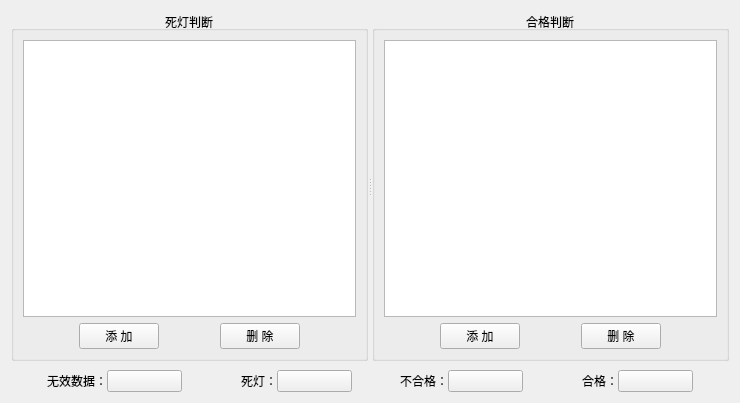
The window that HeGui/HQualityEditWidget.ui (hexianqi/QtCode) describes before a commit, drawn with Qt 5.
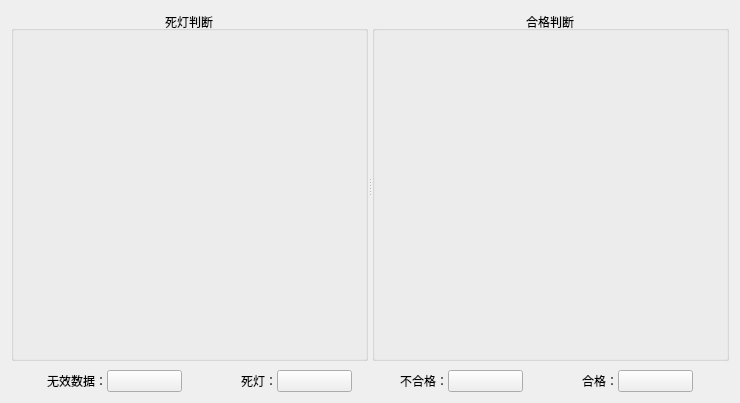
The same window after the commit. Custom widgets are drawn as their Qt base class.

Patch:
```diff
--- a/HeGui/HQualityEditWidget.ui
+++ b/HeGui/HQualityEditWidget.ui
@@ -29,96 +29,7 @@
       <property name="alignment">
        <set>Qt::AlignCenter</set>
       </property>
-      <layout class="QVBoxLayout" name="verticalLayout_2">
-       <item>
-        <widget class="HEntireTableWidget" name="tableWidget_11">
-         <property name="autoScroll">
-          <bool>false</bool>
-         </property>
-         <property name="alternatingRowColors">
-          <bool>true</bool>
-         </property>
-         <property name="selectionMode">
-          <enum>QAbstractItemView::SingleSelection</enum>
-         </property>
-         <attribute name="horizontalHeaderHighlightSections">
-          <bool>false</bool>
-         </attribute>
-         <attribute name="horizontalHeaderMinimumSectionSize">
-          <number>75</number>
-         </attribute>
-         <attribute name="verticalHeaderVisible">
-          <bool>false</bool>
-         </attribute>
-         <attribute name="verticalHeaderDefaultSectionSize">
-          <number>40</number>
-         </attribute>
-         <attribute name="verticalHeaderHighlightSections">
-          <bool>false</bool>
-         </attribute>
-         <attribute name="verticalHeaderMinimumSectionSize">
-          <number>40</number>
-         </attribute>
-        </widget>
-       </item>
-       <item>
-        <layout class="QHBoxLayout" name="horizontalLayout_2">
-         <item>
-          <spacer name="horizontalSpacer_11">
-           <property name="orientation">
-            <enum>Qt::Horizontal</enum>
-           </property>
-           <property name="sizeHint" stdset="0">
-            <size>
-             <width>0</width>
-             <height>20</height>
-            </size>
-           </property>
-          </spacer>
-         </item>
-         <item>
-          <widget class="QPushButton" name="pushButton_11">
-           <property name="text">
-            <string>添 加</string>
-           </property>
-          </widget>
-         </item>
-         <item>
-          <spacer name="horizontalSpacer_12">
-           <property name="orientation">
-            <enum>Qt::Horizontal</enum>
-           </property>
-           <property name="sizeHint" stdset="0">
-            <size>
-             <width>20</width>
-             <height>20</height>
-            </size>
-           </property>
-          </spacer>
-         </item>
-         <item>
-          <widget class="QPushButton" name="pushButton_12">
-           <property name="text">
-            <string>删 除</string>
-           </property>
-          </widget>
-         </item>
-         <item>
-          <spacer name="horizontalSpacer_19">
-           <property name="orientation">
-            <enum>Qt::Horizontal</enum>
-           </property>
-           <property name="sizeHint" stdset="0">
-            <size>
-             <width>0</width>
-             <height>20</height>
-            </size>
-           </property>
-          </spacer>
-         </item>
-        </layout>
-       </item>
-      </layout>
+      <layout class="QVBoxLayout" name="verticalLayout_2"/>
      </widget>
      <widget class="QGroupBox" name="groupBox_2">
       <property name="title">
@@ -127,96 +38,7 @@
       <property name="alignment">
        <set>Qt::AlignCenter</set>
       </property>
-      <layout class="QVBoxLayout" name="verticalLayout_3">
-       <item>
-        <widget class="HEntireTableWidget" name="tableWidget_21">
-         <property name="autoScroll">
-          <bool>false</bool>
-         </property>
-         <property name="alternatingRowColors">
-          <bool>true</bool>
-         </property>
-         <property name="selectionMode">
-          <enum>QAbstractItemView::SingleSelection</enum>
-         </property>
-         <attribute name="horizontalHeaderHighlightSections">
-          <bool>false</bool>
-         </attribute>
-         <attribute name="horizontalHeaderMinimumSectionSize">
-          <number>75</number>
-         </attribute>
-         <attribute name="verticalHeaderVisible">
-          <bool>false</bool>
-         </attribute>
-         <attribute name="verticalHeaderDefaultSectionSize">
-          <number>40</number>
-         </attribute>
-         <attribute name="verticalHeaderHighlightSections">
-          <bool>false</bool>
-         </attribute>
-         <attribute name="verticalHeaderMinimumSectionSize">
-          <number>40</number>
-         </attribute>
-        </widget>
-       </item>
-       <item>
-        <layout class="QHBoxLayout" name="horizontalLayout_3">
-         <item>
-          <spacer name="horizontalSpacer_21">
-           <property name="orientation">
-            <enum>Qt::Horizontal</enum>
-           </property>
-           <property name="sizeHint" stdset="0">
-            <size>
-             <width>0</width>
-             <height>20</height>
-            </size>
-           </property>
-          </spacer>
-         </item>
-         <item>
-          <widget class="QPushButton" name="pushButton_21">
-           <property name="text">
-            <string>添 加</string>
-           </property>
-          </widget>
-         </item>
-         <item>
-          <spacer name="horizontalSpacer_22">
-           <property name="orientation">
-            <enum>Qt::Horizontal</enum>
-           </property>
-           <property name="sizeHint" stdset="0">
-            <size>
-             <width>20</width>
-             <height>20</height>
-            </size>
-           </property>
-          </spacer>
-         </item>
-         <item>
-          <widget class="QPushButton" name="pushButton_22">
-           <property name="text">
-            <string>删 除</string>
-           </property>
-          </widget>
-         </item>
-         <item>
-          <spacer name="horizontalSpacer_29">
-           <property name="orientation">
-            <enum>Qt::Horizontal</enum>
-           </property>
-           <property name="sizeHint" stdset="0">
-            <size>
-             <width>0</width>
-             <height>20</height>
-            </size>
-           </property>
-          </spacer>
-         </item>
-        </layout>
-       </item>
-      </layout>
+      <layout class="QVBoxLayout" name="verticalLayout_3"/>
      </widget>
     </widget>
    </item>
@@ -419,13 +241,6 @@
    </item>
   </layout>
  </widget>
- <customwidgets>
-  <customwidget>
-   <class>HEntireTableWidget</class>
-   <extends>QTableWidget</extends>
-   <header location="global">HePlugin/HEntireTableWidget.h</header>
-  </customwidget>
- </customwidgets>
  <resources/>
  <connections/>
 </ui>
```
